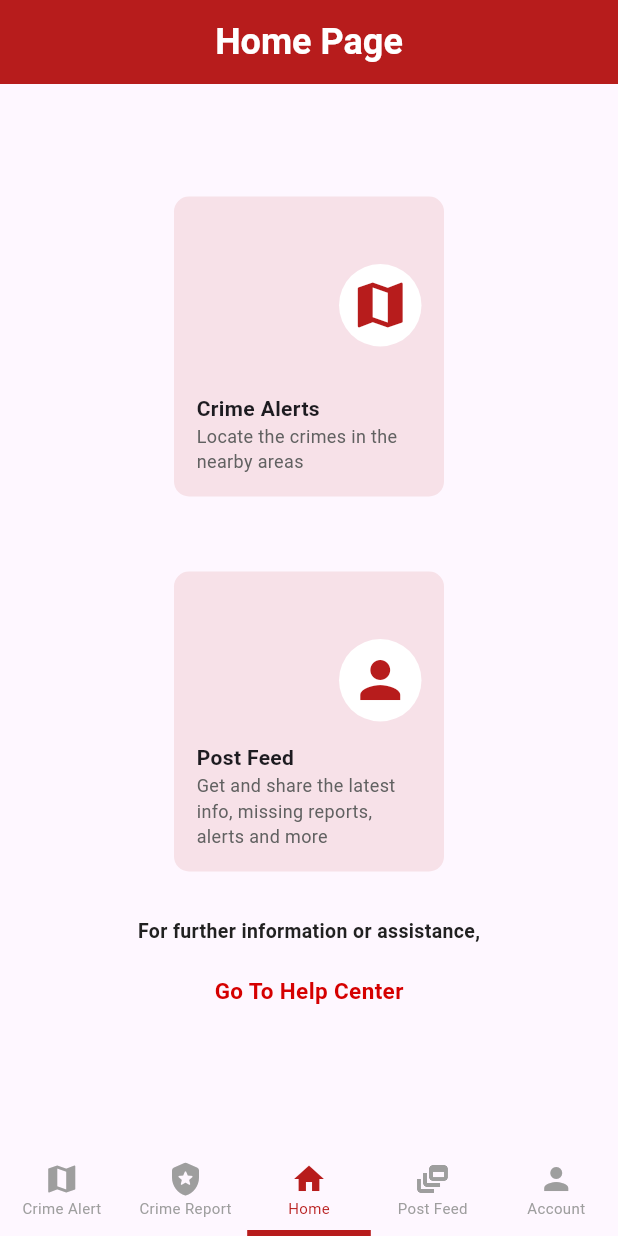
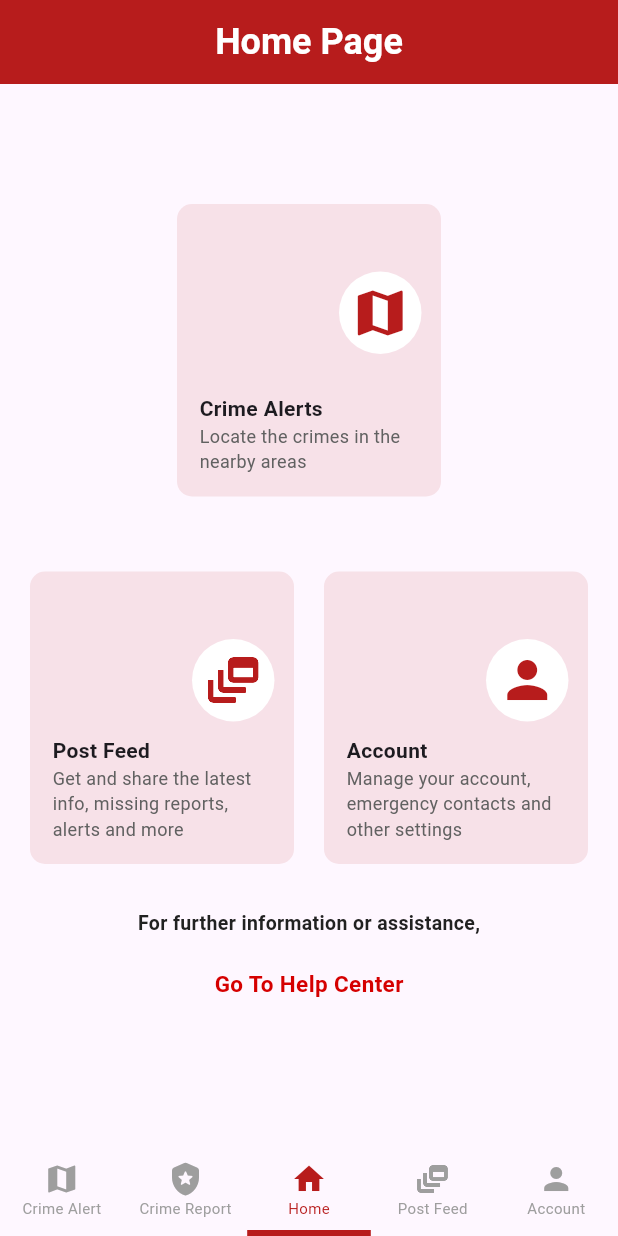
Before and after one commit to Anand-Prasad-14/Crime-Alert-App, a Flutter app: the screen it shows after launch, on a phone screen of 412 x 824 dp. Run offline on Flutter 3.47's test engine with Material 3 defaults, Android fonts, the phone set to English and light mode, and no system bars; our stand-ins replace awesome_notifications, csc_picker, firebase_auth, firebase_database, firebase_storage, fluttertoast and 7 more; missing offline and left inert: flutter_google_places, flutter_ringtone_player, flutter_sms, google_api_headers, google_maps_webservice; accounts and stored records are empty.

Commit message:
modifications changes

```diff
--- a/lib/account/views/account_screen.dart
+++ b/lib/account/views/account_screen.dart
@@ -227,7 +227,7 @@ class _AccountScreenState extends State<AccountScreen> {
                   Container(
                     child: ThemeHelper().getCustomButton(
                         text: "Sign In",
-                        padding: 115,
+                        padding: 100,
                         background: Colors.black,
                         fontSize: 20,
                         onPressed: () {
@@ -237,7 +237,7 @@ class _AccountScreenState extends State<AccountScreen> {
                   Container(
                     child: ThemeHelper().getCustomButton(
                         text: "Register",
-                        padding: 110,
+                        padding: 100,
                         background: Colors.red.shade900,
                         fontSize: 20,
                         onPressed: () {
--- a/lib/account/views/edit_profile_view.dart
+++ b/lib/account/views/edit_profile_view.dart
@@ -13,6 +13,7 @@ import 'package:secure_alert/utils/custom_widgets.dart';
 import 'package:secure_alert/utils/theme.dart';
 
 import '../../authenticate/models/user_model.dart';
+import '../../service/firebase.dart';
 
 class EditProfile extends StatefulWidget {
   const EditProfile({super.key});
--- a/lib/home.dart
+++ b/lib/home.dart
@@ -37,6 +37,12 @@ class _HomePageState extends State<HomePage> {
                   "Post Feed",
                   'Get and share the latest info, missing reports, alerts and more',
                   '/postFeed',
+                  Icons.dynamic_feed),
+
+              homepageButton(
+                  "Account",
+                  'Manage your account, emergency contacts and other settings',
+                  '/account',
                   Icons.person)
             ],
           ),
@@ -62,18 +68,18 @@ class _HomePageState extends State<HomePage> {
       String text, String info, String routeName, IconData icon) {
     return GestureDetector(
       child: Container(
-        width: 180,
-        height: 200,
+        width: 176,
+        height: 195,
         decoration: BoxDecoration(
             color: Colors.red.shade900.withOpacity(0.1),
             borderRadius: const BorderRadius.all(Radius.circular(10.0))),
         child: Padding(
-          padding: const EdgeInsets.only(top: 15, bottom: 15, right: 10),
+          padding: const EdgeInsets.only(top: 15, bottom: 15, right: 5),
           child: Column(
               mainAxisAlignment: MainAxisAlignment.spaceBetween,
               children: [
                 Padding(
-                  padding: const EdgeInsets.only(top: 30, right: 5),
+                  padding: const EdgeInsets.only(top: 30, right: 8),
                   child: Row(
                     mainAxisAlignment: MainAxisAlignment.end,
                     children: [iconDesign(icon)],
--- a/lib/main.dart
+++ b/lib/main.dart
@@ -1,14 +1,35 @@
+import 'package:awesome_notifications/awesome_notifications.dart';
 import 'package:flutter/material.dart';
 import 'package:secure_alert/account/views/account_screen.dart';
+import 'package:secure_alert/account/views/edit_profile_view.dart';
 import 'package:secure_alert/account/views/help_center_view.dart';
 import 'package:secure_alert/authenticate/views/login_screen.dart';
 import 'package:secure_alert/authenticate/views/register_screen.dart';
 import 'package:secure_alert/authenticate/views/splash_scrreen.dart';
 import 'package:secure_alert/crime_alert/views/crime_alert_view.dart';
 import 'package:secure_alert/home.dart';
+import 'package:secure_alert/service/global.dart';
+import 'package:secure_alert/service/logger.dart';
 
 void main() {
+  WidgetsFlutterBinding.ensureInitialized();
+
+  //awesome notifications
+  AwesomeNotifications().initialize(null, [
+    NotificationChannel(
+        channelKey: 'basic_channel',
+        channelName: 'Basic notifications',
+        channelDescription: 'Notification channel for basic tests')
+  ]);
   runApp(const MyApp());
+}
+
+_init() async {
+  var log = logger();
+  log.i('App init');
+  var global = Global();
+  await global.init();
+  return Future.value(null);
 }
 
 class MyApp extends StatefulWidget {
@@ -19,6 +40,16 @@ class MyApp extends StatefulWidget {
 }
 
 class _MyAppState extends State<MyApp> {
+
+  asyncInit() async {
+    await _init();
+  }
+
+  @override
+  void initState() {
+    super.initState();
+    asyncInit();
+  }
   @override
   Widget build(BuildContext context) {
     return MaterialApp(
@@ -28,12 +59,12 @@ class _MyAppState extends State<MyApp> {
       routes: {
         '/': (context) => const SplashScreen(),
         '/home': (context) => const HomePage(),
-        '/login':(context) => const LoginScreen(),
-        '/register':(context) => const RegisterScreen(),
-        '/account':(context) => const AccountScreen(),
-        '/crimeAlert':(context) => const CrimeAlertView(),
-        '/helpCenter':(context) => const HelpCenterView()
-
+        '/login': (context) => const LoginScreen(),
+        '/register': (context) => const RegisterScreen(),
+        '/account': (context) => const AccountScreen(),
+        '/crimeAlert': (context) => const CrimeAlertView(),
+        '/helpCenter': (context) => const HelpCenterView(),
+        '/editProfile': (context) => const EditProfile()
       },
     );
   }
```
Also changed, not shown: lib/utils/theme.dart (+7 -4 lines).
